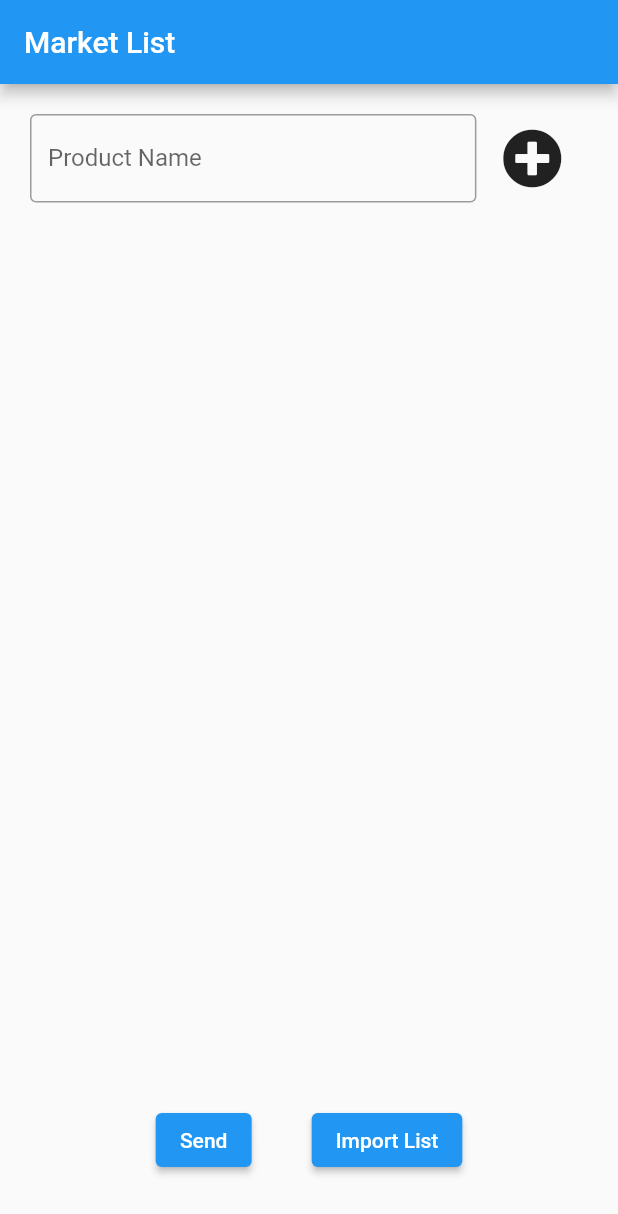
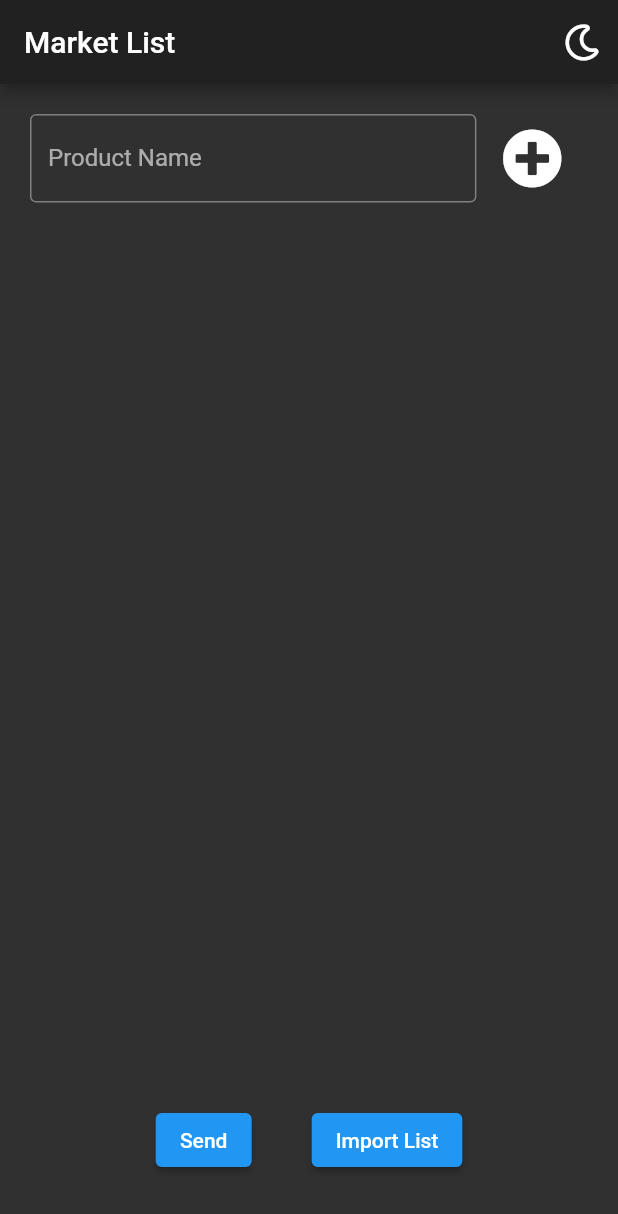
Before and after one commit to martinrouede/MarketList, a Flutter app: the screen it shows after launch, on a phone screen of 412 x 824 dp. Shown: the top 1214 px of the screen. Run offline on Flutter 3.47's test engine with Material 2 defaults, Android fonts, the phone set to English and light mode, and no system bars; our stand-ins replace contacts_service, font_awesome_flutter; generated files the repository leaves out were written again.

Commit message:
se agregan funciones y se eliminan las que ya no se usan

```diff
--- a/lib/main.dart
+++ b/lib/main.dart
@@ -2,7 +2,9 @@ import 'package:flutter/material.dart';
 import 'dart:convert';
 import 'package:flutter_localizations/flutter_localizations.dart';
 import 'package:flutter_gen/gen_l10n/app_localizations.dart';
+import 'package:font_awesome_flutter/font_awesome_flutter.dart';
 
+import 'theme_changer.dart';
 import 'add_prduct.dart';
 import 'list_prducts.dart';
 import 'send_load_list.dart';
@@ -16,6 +18,9 @@ class MyApp extends StatelessWidget {
   // This widget is the root of your application.
   @override
   Widget build(BuildContext context) {
+    return ThemeBuilder(
+      defaultBrightness: Brightness.dark,
+      builder: (context, _brightness) {
         return MaterialApp(
           title: 'Market List',
           localizationsDelegates: [
@@ -28,35 +33,17 @@ class MyApp extends StatelessWidget {
             const Locale('en', ''), // English, no country code
             const Locale('es', ''), // Spanish, no country code
           ],
-      theme: ThemeData(
-        // This is the theme of your application.
-        //
-        // Try running your application with "flutter run". You'll see the
-        // application has a blue toolbar. Then, without quitting the app, try
-        // changing the primarySwatch below to Colors.green and then invoke
-        // "hot reload" (press "r" in the console where you ran "flutter run",
-        // or simply save your changes to "hot reload" in a Flutter IDE).
-        // Notice that the counter didn't reset back to zero; the application
-        // is not restarted.
-        primarySwatch: Colors.blue,
-      ),
+          theme: ThemeData(primarySwatch: Colors.blue, brightness: _brightness),
+          home: MyHomePage(),
           debugShowCheckedModeBanner: false,
-      home: MyHomePage(),
+        );
+      },
     );
   }
 }
 
 class MyHomePage extends StatefulWidget {
   MyHomePage({Key key}) : super(key: key);
-
-  // This widget is the home page of your application. It is stateful, meaning
-  // that it has a State object (defined below) that contains fields that affect
-  // how it looks.
-
-  // This class is the configuration for the state. It holds the values (in this
-  // case the title) provided by the parent (in this case the App widget) and
-  // used by the build method of the State. Fields in a Widget subclass are
-  // always marked "final".
 
   @override
   _MyHomePageState createState() => _MyHomePageState();
@@ -71,17 +58,13 @@ class _MyHomePageState extends State<MyHomePage> {
 
   void _addItemToList() {
     setState(() {
+      if (_newProductController.text.isNotEmpty) {
         var aProduct = new Product();
         aProduct.name = _newProductController.text;
         aProduct.isSelected = false;
         _someProducts.insert(0, aProduct);
         _newProductController.text = '';
-    });
       }
-
-  void _clearList() {
-    setState(() {
-      _someProducts.clear();
     });
   }
 
@@ -110,20 +93,40 @@ class _MyHomePageState extends State<MyHomePage> {
     });
   }
 
+  void _removeItem(index) {
+    setState(() {
+      _someProducts.removeAt(index);
+    });
+  }
+
   @override
   Widget build(BuildContext context) {
     return Scaffold(
         appBar: AppBar(
             title: Text(AppLocalizations.of(context).marketList),
-        ),
+            actions: <Widget>[
+              if (ThemeBuilder.of(context).getCurrentTheme() == Brightness.dark)
+                IconButton(
+                    icon: FaIcon(FontAwesomeIcons.moon),
+                    onPressed: () {
+                      ThemeBuilder.of(context).changeTheme();
+                    })
+              else
+                IconButton(
+                    icon: FaIcon(FontAwesomeIcons.sun),
+                    onPressed: () {
+                      ThemeBuilder.of(context).changeTheme();
+                    }),
+            ]),
         body: Padding(
             padding: EdgeInsets.all(20),
             child: Column(children: <Widget>[
               AddProduct(
-                  addItem: _addItemToList,
-                  controller: _newProductController,
-                  clearList: _clearList),
-              ListProducts(products: _someProducts, selectItem: _selectItem),
+                  addItem: _addItemToList, controller: _newProductController),
+              ListProducts(
+                  products: _someProducts,
+                  selectItem: _selectItem,
+                  removeItem: _removeItem),
               SendLoadList(
                   products: _someProducts,
                   controller: _listController,
```
Lines whose indentation alone changed are shown as unchanged.
